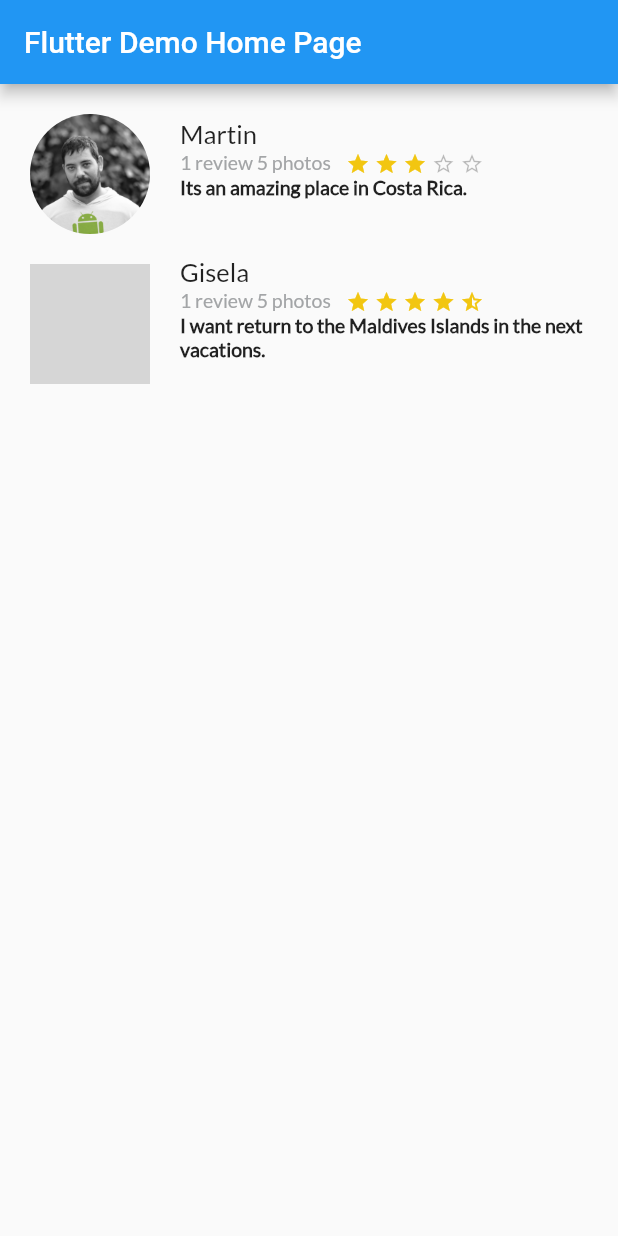
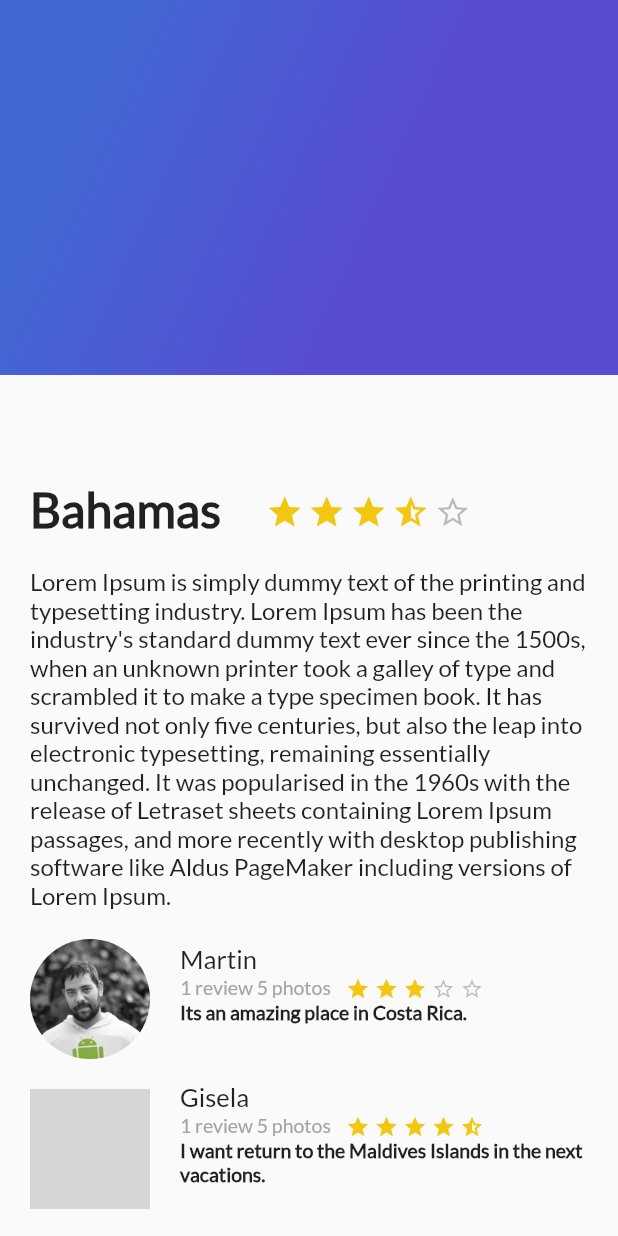
Before and after one commit to mbove77/flutter_firebase_app, a Flutter app: the screen it shows after launch, on a phone screen of 412 x 824 dp. Run offline on Flutter 3.47's test engine with Material 2 defaults, Android fonts, the phone set to English and light mode, and no system bars; grey boxes are pictures that could not be loaded.

Commit message:
Add gradient_back

```diff
--- /dev/null
+++ b/lib/gradient_back.dart
@@ -0,0 +1,25 @@
+import 'package:flutter/material.dart';
+
+class GradientBack extends StatelessWidget {
+
+  @override
+  Widget build(BuildContext context) {
+
+    return Container(
+      height: 250.0,
+      decoration: const BoxDecoration(
+        gradient: LinearGradient(
+          colors: [
+            Color(0xFF4268D3),
+            Color(0XFF584CD1)
+          ],
+          begin: FractionalOffset(0.2, 0.0),
+          end:  FractionalOffset(1.0, 0.6),
+          stops: [0.0, 0.6],
+          tileMode: TileMode.clamp
+        )
+      ),
+    );
+  }
+
+}
--- a/lib/main.dart
+++ b/lib/main.dart
@@ -1,5 +1,6 @@
 import 'package:flutter/material.dart';
 import 'package:trips_app/description_place.dart';
+import 'package:trips_app/gradient_back.dart';
 import 'package:trips_app/review_list.dart';
 
 void main() {
@@ -61,13 +62,23 @@ class _MyHomePageState extends State<MyHomePage> {
     // fast, so that you can just rebuild anything that needs updating rather
     // than having to individually change instances of widgets.
     return Scaffold(
-      appBar: AppBar(
-        // Here we take the value from the MyHomePage object that was created by
-        // the App.build method, and use it to set our appbar title.
-        title: Text(widget.title),
+      // appBar: AppBar(
+      //   // Here we take the value from the MyHomePage object that was created by
+      //   // the App.build method, and use it to set our appbar title.
+      //   title: Text(widget.title),
+      // ),
+      // body:  DescriptionPlace("Bahamas", 2.5, dummyText),
+      body: Stack(
+        children: [
+          ListView(
+            children: [
+              DescriptionPlace("Bahamas", 3.5, dummyText),
+              ReviewList()
+            ],
+          ),
+          GradientBack()
+        ],
       ),
-      // body:  DescriptionPlace("Bahamas", 2.5, dummyText),
-      body: ReviewList(),
     );
   }
 }
```
